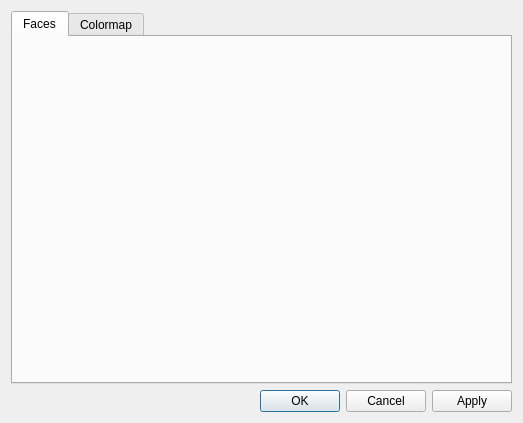
Before: the Qt Designer form libs/post/post3d/datamodel/private/post3dwindowcontourgroupdataitem_propertydialog.ui in i-RIC/prepost-gui, drawn with Qt 5.
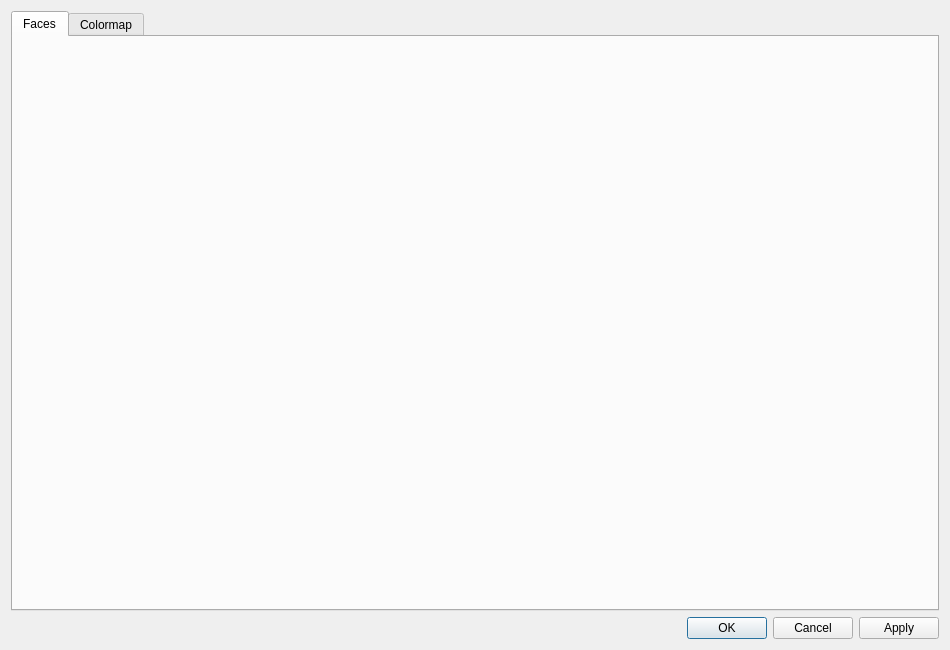
After: the same form once the commit is applied. Custom widgets are drawn as their Qt base class.

The edit to the form file:
```diff
--- a/libs/post/post3d/datamodel/private/post3dwindowcontourgroupdataitem_propertydialog.ui
+++ b/libs/post/post3d/datamodel/private/post3dwindowcontourgroupdataitem_propertydialog.ui
@@ -6,8 +6,8 @@
    <rect>
     <x>0</x>
     <y>0</y>
-    <width>523</width>
-    <height>423</height>
+    <width>950</width>
+    <height>650</height>
    </rect>
   </property>
   <property name="windowTitle">
```
